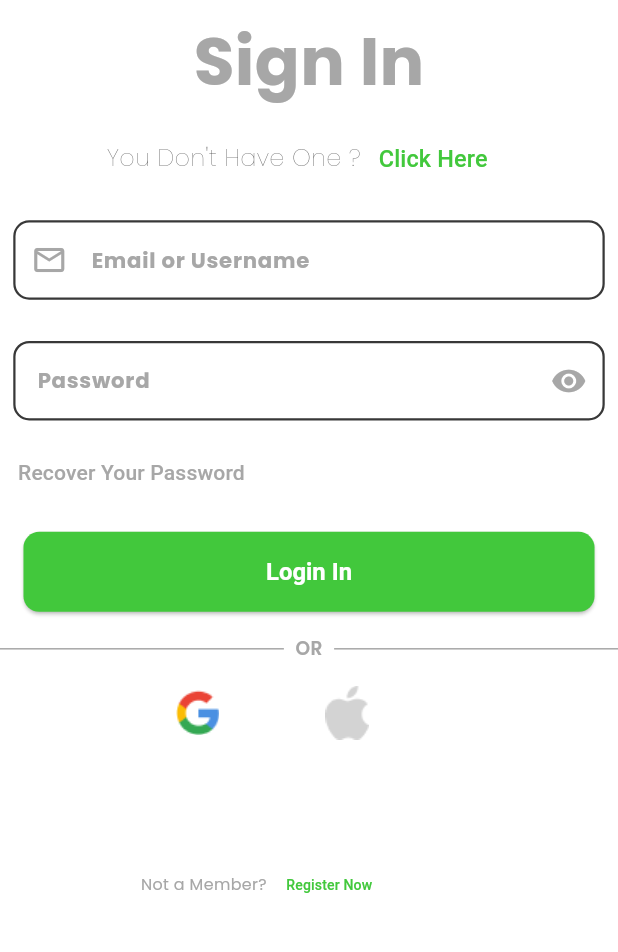
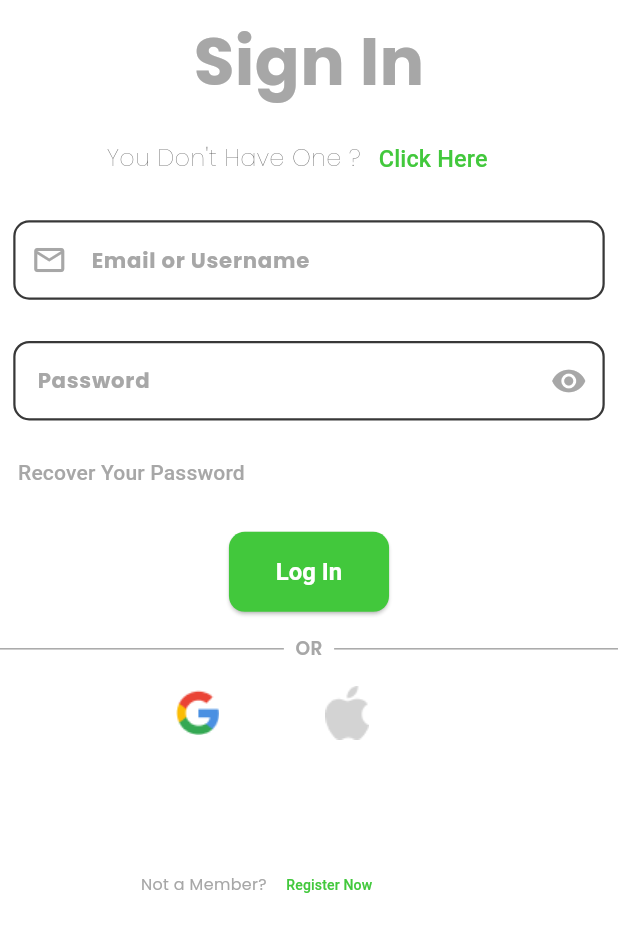
Before and after one commit to fathyyoussef1310/SpotifyApp, a Flutter app: the Loginscreen screen opened by its route, on a phone screen of 412 x 824 dp, the part 58-1010 px from its top. Run offline on Flutter 3.47's test engine with Material 3 defaults, Android fonts, the phone set to English and light mode, and no system bars; our stand-ins replace audioplayers, firebase_auth, firebase_core, flutter_bloc, flutter_native_splash, flutter_screenutil and 4 more; accounts and stored records are empty.

Commit message:
Auth Done With Cubit New Way

```diff
--- /dev/null
+++ b/lib/AuthCubit/auth_state.dart
@@ -0,0 +1,11 @@
+abstract class AuthState {}
+class AuthLoading extends AuthState{}
+class Authinitail extends AuthState{}
+class AuthAuthenticated extends AuthState{
+  final String? token;
+  AuthAuthenticated({required this.token});
+}
+class AuthUnAuthenticated extends AuthState{
+  final String error;
+  AuthUnAuthenticated({required this.error});
+}
--- a/lib/Features/Auth/LoginScreen.dart
+++ b/lib/Features/Auth/LoginScreen.dart
@@ -1,19 +1,28 @@
 import 'package:flutter/cupertino.dart';
 import 'package:flutter/material.dart';
+import 'package:flutter_bloc/flutter_bloc.dart';
 import 'package:flutter_screenutil/flutter_screenutil.dart';
 import 'package:get/get.dart';
 import 'package:get/get_core/src/get_main.dart';
 import 'package:google_fonts/google_fonts.dart';
-import '../../Controllers/LoginController.dart';
+import 'package:spotifyyapp/AuthCubit/auth_cubit.dart';
+import 'package:spotifyyapp/AuthCubit/auth_state.dart';
 import '../../Core/ColorsManager.dart';
 import '../../Core/CustomTextFormField.dart';
 import '../../Core/ImagesManager.dart';
 import '../../Core/RoutesManager.dart';
 import '../../Core/Widgets/CustomeElevatedButton.dart';
 import '../../Core/Widgets/TextButton.dart';
-class Loginscreen extends StatelessWidget {
-   Loginscreen({super.key});
-   AuthController  loginController=Get.put(AuthController());
+class Loginscreen extends StatefulWidget {
+  Loginscreen({super.key});
+
+  @override
+  State<Loginscreen> createState() => _LoginscreenState();
+}
+
+class _LoginscreenState extends State<Loginscreen> {
+  final TextEditingController email=TextEditingController();
+  final TextEditingController Password=TextEditingController();
   @override
   Widget build(BuildContext context) {
     return Scaffold(
@@ -36,13 +45,13 @@ class Loginscreen extends StatelessWidget {
               ),
             ),
             Align(
-                 alignment: Alignment.center,
+                alignment: Alignment.center,
                 child: Column(
                   children: [
                     Text("Sign In",style: GoogleFonts.poppins(color: ColorsManager.whiteGrey,fontSize: 50.sp,fontWeight: FontWeight.bold),),
                     SizedBox(height: 10.h,),
                     Row(
-                       mainAxisAlignment: MainAxisAlignment.center,
+                      mainAxisAlignment: MainAxisAlignment.center,
                       children: [
                         Text("You Don't Have One ?",style: GoogleFonts.poppins(color: ColorsManager.Greyissh,fontSize: 18.sp,fontWeight: FontWeight.w200)),
                         CustomTextButton(title: "Click Here ",color: ColorsManager.green, onPressed: (){
@@ -58,18 +67,18 @@ class Loginscreen extends StatelessWidget {
                         label: "Email or Username",
                         color: ColorsManager.whiteGrey,
                         prefixIcon: Icons.email_outlined,
-                        controller: loginController.emailController,
+                        controller:email,
                       ),
                     ),
                     SizedBox(height: 11.h,),
                     Padding(
                       padding:  REdgeInsets.all(10.0),
                       child: Customtextformfield(
-                          controller:loginController.passwordController,
                           hint: "Password",
                           label: "Password",
                           color:ColorsManager.whiteGrey,
-                          suffixIcon: Icons.visibility
+                          suffixIcon: Icons.visibility,
+                         controller:Password,
                       ),
                     ),
                     SizedBox(height: 2.sp,),
@@ -81,19 +90,31 @@ class Loginscreen extends StatelessWidget {
                     ),
                     Padding(
                       padding:  REdgeInsets.all(20.0.sp),
-                      child: Row(
-                        children: [
-                          Expanded(
-                              child: Obx((){
-                            return loginController.isLoading.value ? Center(child: CircularProgressIndicator()):
-                                CustomElevatedButton(onPressed: (){
-                                  loginController.loginWithEmail();
-                                },
-                                    title: "Login In",
-                                    backgroundColor: ColorsManager.green,
-                                    foregroundColor:ColorsManager.white);
-                          })
-                          )],
+                      child: Expanded(
+                        child: Column(
+                          children: [
+                            BlocConsumer<AuthCubit,AuthState>(builder: (context,state){
+                              if(state  is AuthLoading){
+                                return Center(child: CircularProgressIndicator(color: ColorsManager.green,),);
+                              }
+                              return CustomElevatedButton(onPressed: (){
+                                context.read<AuthCubit>().login(email.text.trim(), Password.text.trim());
+                              }, title: "Log In",
+                                  backgroundColor: ColorsManager.green, foregroundColor: ColorsManager.white);
+                            }, listener:(context,state){
+                              if(state is AuthAuthenticated){
+                                Navigator.pushReplacementNamed(context, RoutesManager.layoutScreen);
+                              }
+                              if(state is AuthUnAuthenticated){
+                                 ScaffoldMessenger.of(context).showSnackBar(SnackBar(
+                                    content: Text(state.error,),
+                                    backgroundColor: ColorsManager.red,
+                                  ),
+                                );
+                              }
+                            })
+                          ],
+                        ),
                       ),
                     ),
                     Row(
--- a/lib/Features/MainFeatures/profile/ProfileScreen.dart
+++ b/lib/Features/MainFeatures/profile/ProfileScreen.dart
@@ -4,7 +4,6 @@ import 'package:get/get.dart';
 import 'package:get/get_core/src/get_main.dart';
 import 'package:get/get_instance/src/extension_instance.dart';
 import 'package:google_fonts/google_fonts.dart';
-import 'package:spotifyyapp/Controllers/LoginController.dart';
 import 'package:spotifyyapp/Controllers/registerController.dart';
 import '../../../Controllers/ProfileController.dart';
 import '../../../Controllers/registerController.dart';
```
Also changed, not shown: lib/AuthCubit/auth_cubit.dart (added, +36 -0 lines), lib/Controllers/LoginController.dart (deleted, +0 -40 lines), lib/main.dart (+10 -3 lines).
